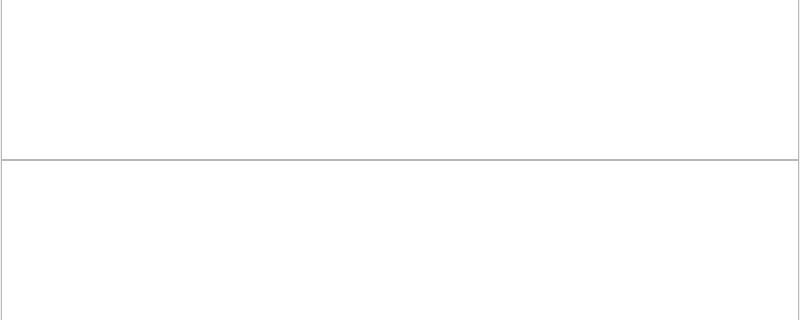
X-ChenD-Hai/Minimalist_translation, file src/class_ui/mTrs.ui: the form before one commit; both pictures show x 0 to 800 and y 140 to 460 of the 800 by 600 pixel window.
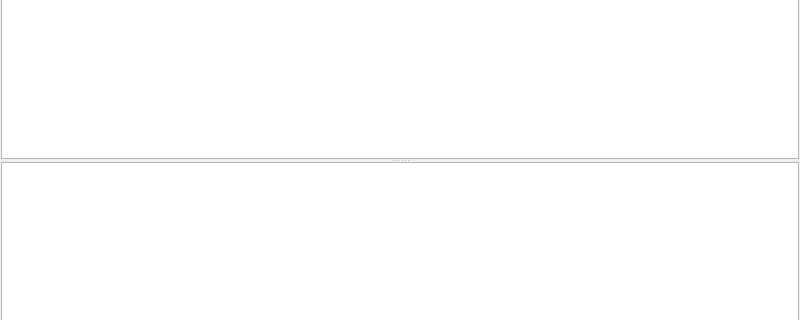
The form after the commit.

```diff
--- a/src/class_ui/mTrs.ui
+++ b/src/class_ui/mTrs.ui
@@ -32,11 +32,14 @@
       <property name="lineWidth">
        <number>0</number>
       </property>
+      <property name="midLineWidth">
+       <number>0</number>
+      </property>
       <property name="orientation">
        <enum>Qt::Vertical</enum>
       </property>
       <property name="handleWidth">
-       <number>0</number>
+       <number>3</number>
       </property>
       <widget class="QTextEdit" name="toEdit">
        <property name="minimumSize">
@@ -45,6 +48,12 @@
          <height>100</height>
         </size>
        </property>
+       <property name="lineWidth">
+        <number>0</number>
+       </property>
+       <property name="midLineWidth">
+        <number>0</number>
+       </property>
       </widget>
       <widget class="QTextEdit" name="fromEdit">
        <property name="minimumSize">
```
